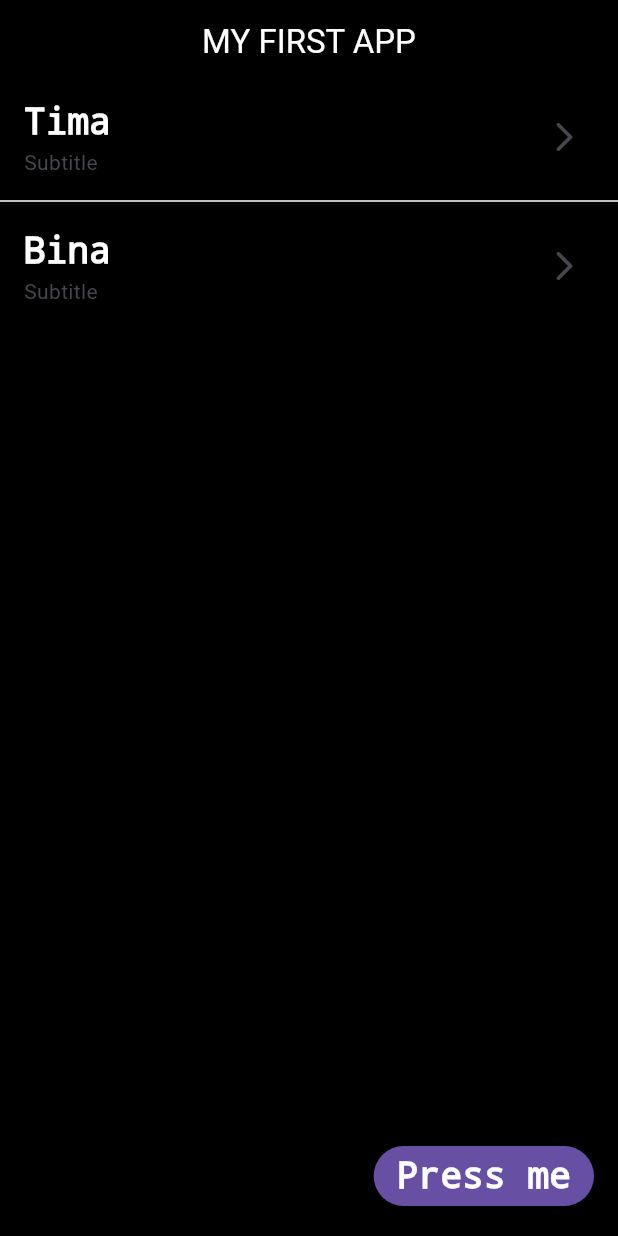
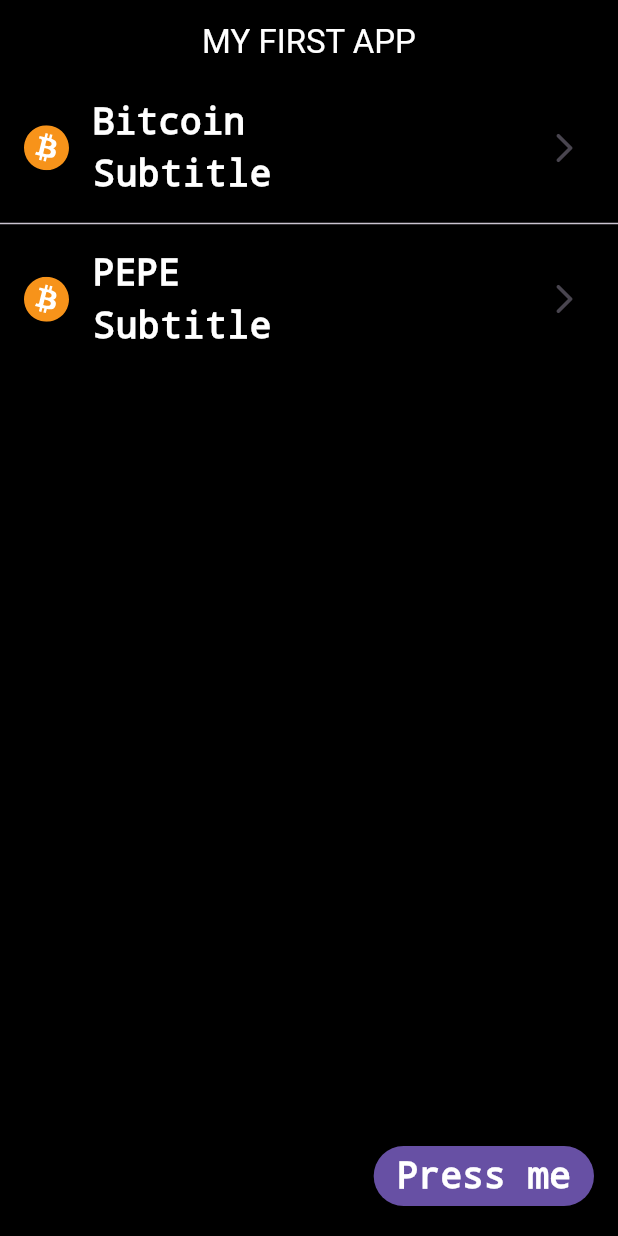
Before and after one commit to Baimukhambet/Flutter-First, a Flutter app: the screen it shows after launch, on a phone screen of 412 x 824 dp. Run offline on Flutter 3.47's test engine with Material 3 defaults, Android fonts, the phone set to English and light mode, and no system bars; our stand-ins replace flutter_svg.

Commit message:
add assets and routes

```diff
--- a/lib/main.dart
+++ b/lib/main.dart
@@ -1,65 +1,41 @@
-// import 'dart:html';
-
 import 'package:flutter/cupertino.dart';
 import 'package:flutter/material.dart';
+import 'package:flutter_svg/flutter_svg.dart';
 
 void main() => runApp(MaterialApp(
-  home: MyApp(names: ['Tima', 'Bina'],),
+  routes: {
+    '/':(context) => const MyApp(),
+    '/coin':(context) => const SecondRoute()
+  },
   theme: ThemeData(
-    textTheme: TextTheme(
-      labelLarge: const TextStyle(
+    textTheme:const TextTheme(
+      labelLarge: TextStyle(
         fontFamily: "Courier new", fontSize: 24,
-        fontWeight: FontWeight.bold, color: Colors.white)
-    )
+        fontWeight: FontWeight.bold, color: Colors.white),
+      labelSmall: TextStyle(
+        fontFamily: "Courier new", fontSize: 24,
+        fontWeight: FontWeight.bold, color: Colors.white
+      )
+    ),
   )
 ));
 
-// class MainApp extends StatelessWidget {
-//   const MainApp({super.key});
-//   @override
-//   Widget build(BuildContext context) {
-//     return Scaffold(
-//       appBar: AppBar(
-//         centerTitle: true,
-//         title: Text('MY FIRST APP', style: TextStyle(
-//           color: Colors.white
-//         ),),
-//         backgroundColor: Colors.black,
-//       ),
-//       body: ListView.builder(
-//         itemCount: 10,
-//         itemBuilder: (context, i) => ListTile(
-//         title: Text('Hello', style: Theme.of(context).textTheme.labelLarge),
-//         subtitle: Text("Subtitle"),
-//         onTap: () => (print('tapped on index $i')),
-//       )),
-//       backgroundColor: Colors.black,
-//     );
-//   }
-// }
-
 class MyApp extends StatefulWidget {
-  MyApp({super.key, required this.names});
-
-  List<String> names;
+  const MyApp({super.key});
 
   @override
   State<MyApp> createState() {
-    return _MyAppState(names);
+    return _MyAppState();
   }
 }
 
 class _MyAppState extends State<MyApp> {
-  _MyAppState(List<String> names) :
-    this.names = names;
-
-  List<String> names;
+  final List<String> names = ['Bitcoin', 'PEPE'];
 
   void _buttonPressed() {
     setState(() =>
       names.add('New Name')
     );
-
   }
 
   @override
@@ -74,15 +50,19 @@ class _MyAppState extends State<MyApp> {
       ),
       body: ListView.separated(
         itemCount: names.length,
-        separatorBuilder: (context, index) => Divider(color: Colors.white),
+        separatorBuilder: (context, index) => const Divider(),
         itemBuilder: (context, i) => ListTile(
         title: Text(names[i], style: Theme.of(context).textTheme.labelLarge),
-        subtitle: Text("Subtitle"),
+        subtitle: Text("Subtitle", style: Theme.of(context).textTheme.labelSmall),
         onTap: () => (
-          // Navigator.push(context, MaterialPageRoute(builder: (context) => SecondRoute(name: names[i])))
-          Navigator.push(context, CupertinoPageRoute(builder: (context) => SecondRoute(name: names[i],)))
+          Navigator.pushNamed(context, '/coin', arguments: names[i])
         ),
-        trailing: Icon(Icons.arrow_forward_ios_rounded),
+        leading: SvgPicture.asset(
+          'assets/bitcoin_logo.svg',
+          width: 30,
+          height: 30,
+        ),
+        trailing: const Icon(Icons.arrow_forward_ios_rounded),
       )),
       backgroundColor: Colors.black,
       floatingActionButton: FilledButton(
@@ -93,9 +73,26 @@ class _MyAppState extends State<MyApp> {
   }
 }
 
-class SecondRoute extends StatelessWidget {
-  const SecondRoute({super.key, required this.name});
-  final String name;
+class SecondRoute extends StatefulWidget {
+  const SecondRoute({super.key});
+
+  @override
+  State<SecondRoute> createState() => _SecondRouteState();
+}
+
+class _SecondRouteState extends State<SecondRoute> {
+  String name = 'No name Coin :(';
+
+  @override
+  void didChangeDependencies() {
+    // TODO: implement didChangeDependencies
+    super.didChangeDependencies();
+
+    final args = ModalRoute.of(context)?.settings.arguments;
+    assert(args != null && args is String, "Provide argument of type String!");
+    name = args as String;
+    setState(() {});
+  }
 
   @override
   Widget build(BuildContext context) {
@@ -103,13 +100,13 @@ class SecondRoute extends StatelessWidget {
     return MaterialApp(
       home: Scaffold(
         appBar: AppBar(
-          title:const Text("New Screen", style: TextStyle(color: Colors.white)),
+          title: Text(name, style: TextStyle(color: Colors.white)),
           centerTitle: true,
           backgroundColor: Colors.black,
 
         ),
-        body: Center(
-          child: Text(name, style: TextStyle(
+        body: const Center(
+          child: Text("name", style: TextStyle(
           color: Colors.black,
           fontSize: 24,
           fontWeight: FontWeight.bold,
--- a/pubspec.yaml
+++ b/pubspec.yaml
@@ -60,8 +60,8 @@ flutter:
   uses-material-design: true
 
   # To add assets to your application, add an assets section, like this:
-  # assets:
-  #   - images/a_dot_burr.jpeg
+  assets:
+    - assets/
   #   - images/a_dot_ham.jpeg
 
   # An image asset can refer to one or more resolution-specific "variants", see
```
Also changed, not shown: assets/bitcoin_logo.svg (added), 1 other file.
